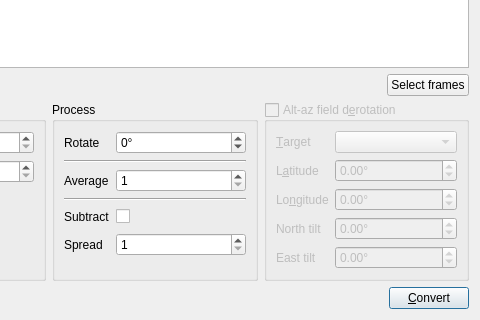
Above: mainframe.ui from EthanChappel/HQ-Animate before the change; both pictures show x 170 to 650 and y 380 to 700 of the 650 by 700 pixel window. Below: the same form after it.
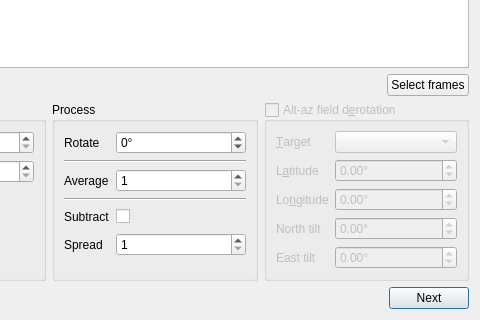
That is the form after the change.

Commit message: Change convert button to next button.

```diff
--- a/mainframe.ui
+++ b/mainframe.ui
@@ -658,7 +658,7 @@
         </sizepolicy>
        </property>
        <property name="text">
-        <string>&amp;Convert</string>
+        <string>Next</string>
        </property>
        <property name="autoDefault">
         <bool>true</bool>
```
Left out of the diff: 4 changed lines with no effect on the pictures. The commit also changes 2 other files.
